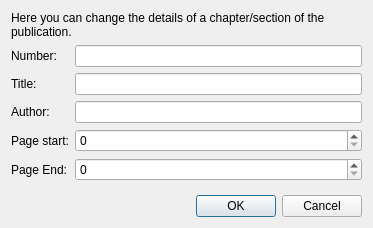
Old version of the form src/mainui/sidebar/addchapterdialog.ui in the repository KDE/conquirere.
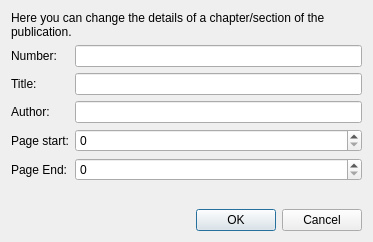
New version of the form. Custom widgets are drawn as their Qt base class.

The edit to the form file:
```diff
--- a/src/mainui/sidebar/addchapterdialog.ui
+++ b/src/mainui/sidebar/addchapterdialog.ui
@@ -7,7 +7,7 @@
     <x>0</x>
     <y>0</y>
     <width>373</width>
-    <height>228</height>
+    <height>242</height>
    </rect>
   </property>
   <property name="windowTitle">
```
